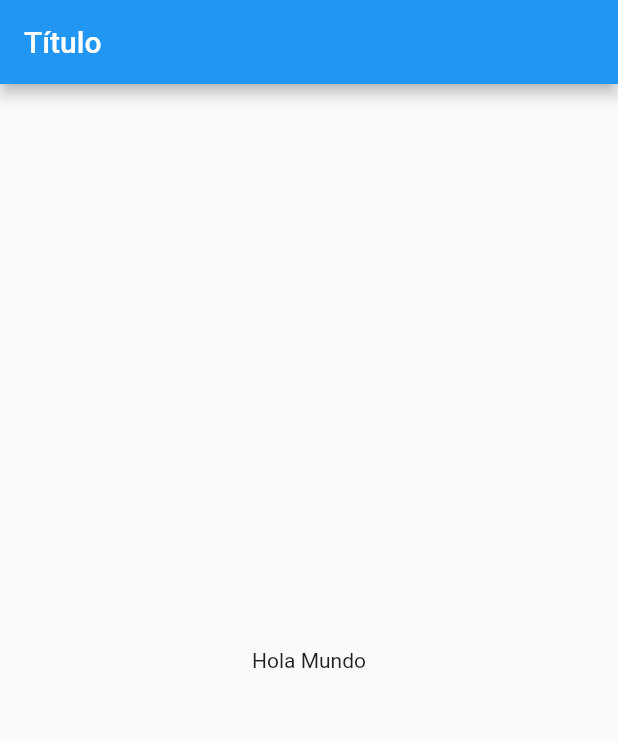
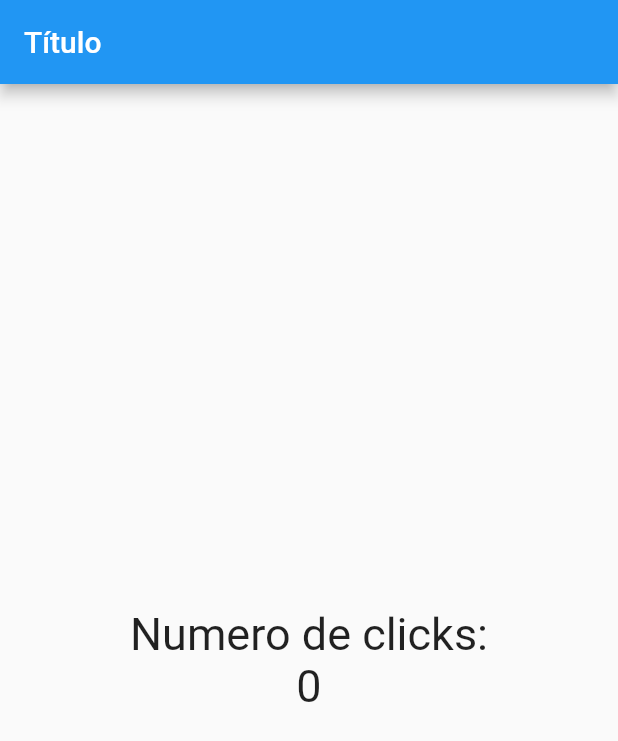
Before and after one commit to PeterGabrielVE/flutter, a Flutter app: the screen it shows after launch, on a phone screen of 412 x 824 dp. Shown: the top 741 px of the screen. Run offline on Flutter 3.47's test engine with Material 2 defaults, Android fonts, the phone set to English and light mode, and no system bars; missing offline and left inert: dart:html.

Commit message:
Update home_page.dart

```diff
--- a/contador/lib/src/pages/home_page.dart
+++ b/contador/lib/src/pages/home_page.dart
@@ -1,6 +1,7 @@
 import 'package:flutter/material.dart';
 
 class HomePage extends StatelessWidget {
+  final estiloTexto = new TextStyle(fontSize: 30);
   @override
   Widget build(BuildContext context) {
     // TODO: implement build
@@ -9,7 +10,13 @@ class HomePage extends StatelessWidget {
         title: Text('Título'),
       ),
       body: Center(
-        child: Text('Hola Mundo'),
+        child: Column(
+          mainAxisAlignment: MainAxisAlignment.center,
+          children: <Widget>[
+            Text('Numero de clicks:', style: estiloTexto),
+            Text('0', style: estiloTexto),
+          ],
+        ),
       ),
     );
   }
```
